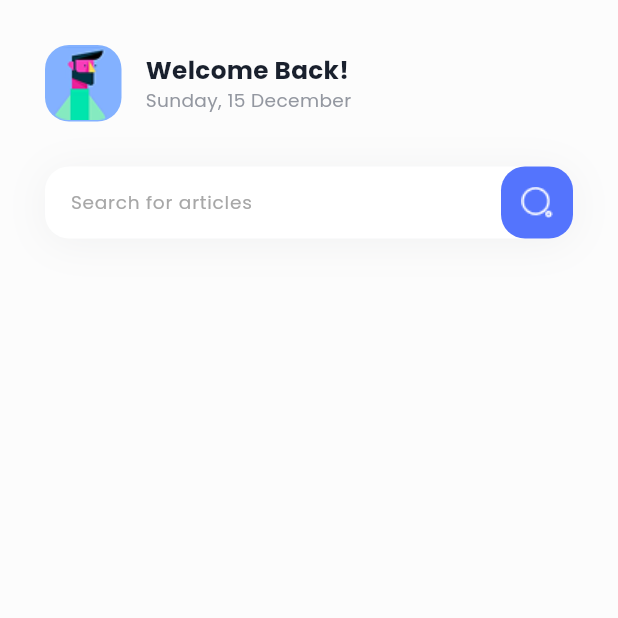
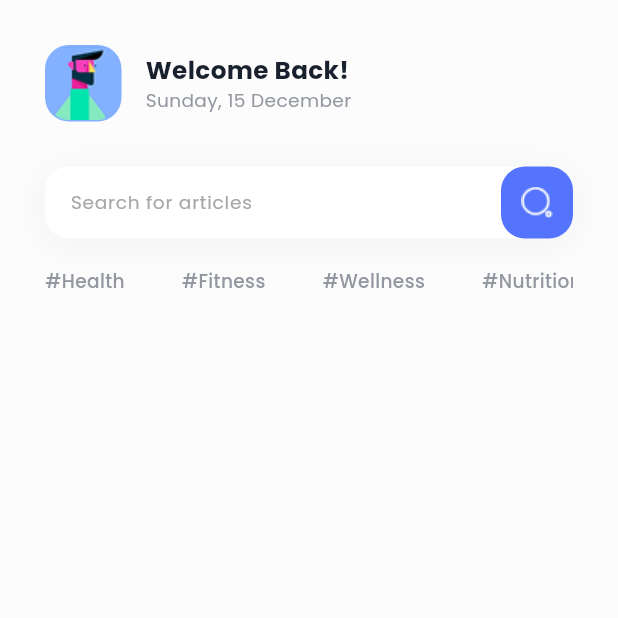
Before and after one commit to shashwat-naik/Education-Purpose, a Flutter app: the screen it shows after launch, on a phone screen of 412 x 824 dp, the top half of it. Run offline on Flutter 3.47's test engine with Material 3 defaults, Android fonts, the phone set to English and light mode, and no system bars; our stand-ins replace flutter_svg, google_fonts.

Commit message:
Tag Section

```diff
--- a/lib/main.dart
+++ b/lib/main.dart
@@ -29,8 +29,19 @@ class _MyAppState extends State<MyApp> {
 }
 
 class HomeScreen extends StatelessWidget {
-  const HomeScreen({super.key});
-
+  HomeScreen({super.key});
+  final List<String> hashtags = [
+    '#Health',
+    '#Fitness',
+    '#Wellness',
+    '#Nutrition',
+    '#Mindset',
+    '#Yoga',
+    '#Exercise',
+    '#Meditation',
+    '#SelfCare',
+    '#Happiness'
+  ];
   @override
   Widget build(BuildContext context) {
     SizeConfig().init(context);
@@ -121,10 +132,32 @@ class HomeScreen extends StatelessWidget {
                   child: IconButton(
                     onPressed: () {},
                     icon: Image.asset('assets/search_icon.png'),
-
                   ),
-                )
+                ),
               ],
+            ),
+          ),
+          SizedBox(
+            height: 20,
+          ),
+          SizedBox(
+            height: 16,
+            child: ListView.builder(
+              scrollDirection: Axis.horizontal,
+              itemCount: hashtags.length,
+              shrinkWrap: true,
+              itemBuilder: (context, index) {
+                return Padding(
+                  padding: const EdgeInsets.only(right: 38),
+                  child: Text(
+                    hashtags[index],
+                    style: kPoppinsMedium.copyWith(
+                      color: kGrey,
+                      fontSize: SizeConfig.blockSizeHorizontal! * 3,
+                    ),
+                  ),
+                );
+              },
             ),
           )
         ],
```
